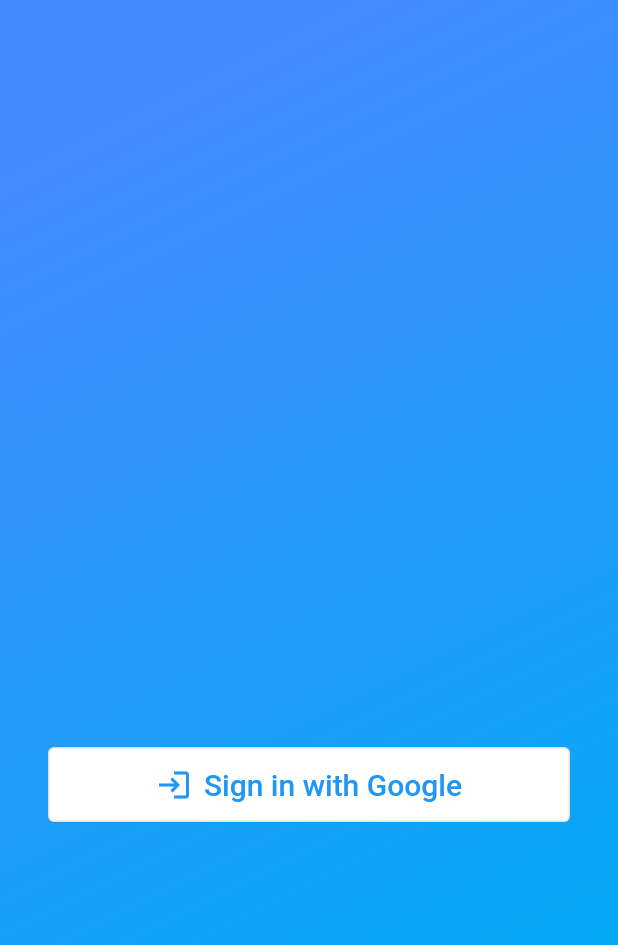
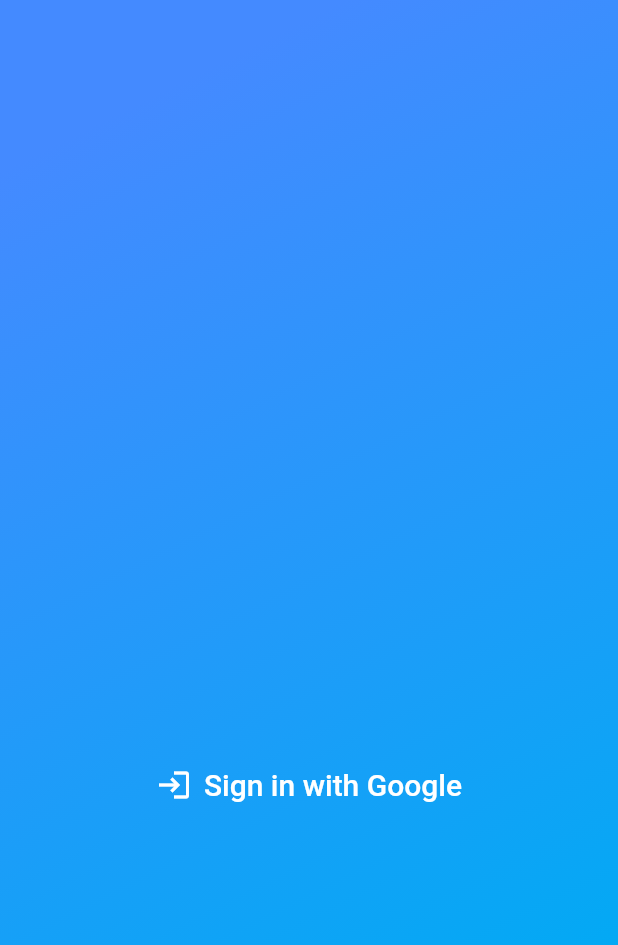
Before and after one commit to ElPlaso/Cardon, a Flutter app: the screen it shows after launch, on a phone screen of 412 x 824 dp, the part 291-1236 px from its top. Run offline on Flutter 3.47's test engine with Material 2 defaults, Android fonts, the phone set to English and light mode, and no system bars; our stand-ins replace auto_size_text, carousel_slider, cloud_firestore, firebase_auth, firebase_core, flutter_dotenv and 4 more; missing offline and left inert: card_stack_widget, clickable_list_wheel_view, mobile_scanner, widgets_to_image; accounts and stored records are empty.

Commit message:
sign_in: update sign up widget.
remove background color.

```diff
--- a/lib/sign_in/widgets/sign_up_widget.dart
+++ b/lib/sign_in/widgets/sign_up_widget.dart
@@ -16,10 +16,10 @@ class SignUpWidget extends StatelessWidget {
             SizedBox(
               width: MediaQuery.of(context).size.width,
               height: 50,
-              child: OutlinedButton.icon(
-                style: OutlinedButton.styleFrom(
-                  foregroundColor: Colors.blue,
-                  backgroundColor: Colors.white,
+              child: TextButton.icon(
+                style: TextButton.styleFrom(
+                  foregroundColor: Colors.white,
+                  backgroundColor: Colors.transparent,
                 ),
                 onPressed: () {
                   final provider =
```
